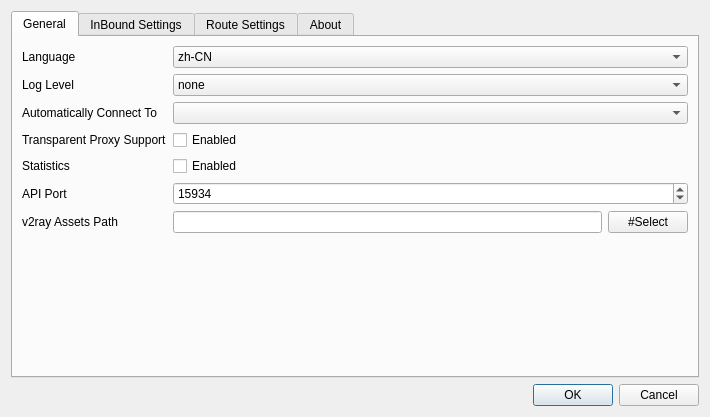
Before: the Qt Designer form src/ui/w_PrefrencesWindow.ui in darsvador/qvssr, drawn with Qt 5.
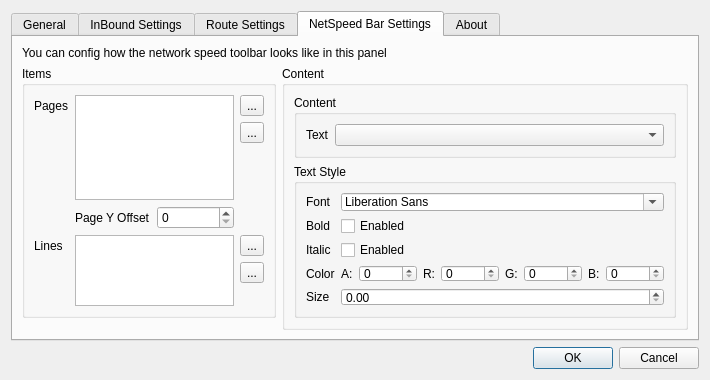
After: the same form once the commit is applied. Icons and pictures are not drawn.

Commit message: [added] Added speed bar for Windows TEST [1] See #69

```diff
--- a/src/ui/w_PrefrencesWindow.ui
+++ b/src/ui/w_PrefrencesWindow.ui
@@ -7,7 +7,7 @@
     <x>0</x>
     <y>0</y>
     <width>710</width>
-    <height>417</height>
+    <height>380</height>
    </rect>
   </property>
   <property name="minimumSize">
@@ -29,7 +29,7 @@
       <enum>QTabWidget::Rounded</enum>
      </property>
      <property name="currentIndex">
-      <number>0</number>
+      <number>3</number>
      </property>
      <widget class="QWidget" name="tab">
       <attribute name="title">
@@ -490,6 +490,298 @@
        </item>
       </layout>
      </widget>
+     <widget class="QWidget" name="tab_2">
+      <attribute name="title">
+       <string>NetSpeed Bar Settings</string>
+      </attribute>
+      <layout class="QGridLayout" name="gridLayout_3" columnstretch="5,8">
+       <item row="1" column="1" rowspan="3">
+        <widget class="QGroupBox" name="groupBox_4">
+         <property name="title">
+          <string>Content</string>
+         </property>
+         <layout class="QVBoxLayout" name="verticalLayout_4">
+          <item>
+           <widget class="QGroupBox" name="groupBox_5">
+            <property name="title">
+             <string>Content</string>
+            </property>
+            <layout class="QFormLayout" name="formLayout_9">
+             <item row="0" column="0">
+              <widget class="QLabel" name="label_44">
+               <property name="text">
+                <string>Text</string>
+               </property>
+              </widget>
+             </item>
+             <item row="0" column="1">
+              <widget class="QComboBox" name="nsBarContentCombo"/>
+             </item>
+            </layout>
+           </widget>
+          </item>
+          <item>
+           <widget class="QGroupBox" name="groupBox_3">
+            <property name="title">
+             <string>Text Style</string>
+            </property>
+            <layout class="QFormLayout" name="formLayout_3">
+             <item row="0" column="0">
+              <widget class="QLabel" name="label_34">
+               <property name="text">
+                <string>Font</string>
+               </property>
+              </widget>
+             </item>
+             <item row="0" column="1">
+              <widget class="QFontComboBox" name="fontComboBox"/>
+             </item>
+             <item row="1" column="0">
+              <widget class="QLabel" name="label_35">
+               <property name="text">
+                <string>Bold</string>
+               </property>
+              </widget>
+             </item>
+             <item row="1" column="1">
+              <widget class="QCheckBox" name="nsBatFontBoldCB">
+               <property name="text">
+                <string>Enabled</string>
+               </property>
+              </widget>
+             </item>
+             <item row="2" column="0">
+              <widget class="QLabel" name="label_36">
+               <property name="text">
+                <string>Italic</string>
+               </property>
+              </widget>
+             </item>
+             <item row="2" column="1">
+              <widget class="QCheckBox" name="nsBatFontItalicCB">
+               <property name="text">
+                <string>Enabled</string>
+               </property>
+              </widget>
+             </item>
+             <item row="3" column="0">
+              <widget class="QLabel" name="label_37">
+               <property name="text">
+                <string>Color</string>
+               </property>
+              </widget>
+             </item>
+             <item row="3" column="1">
+              <layout class="QHBoxLayout" name="horizontalLayout_11" stretch="0,1,0,1,0,1,0,1">
+               <item>
+                <widget class="QLabel" name="label_40">
+                 <property name="text">
+                  <string>A:</string>
+                 </property>
+                </widget>
+               </item>
+               <item>
+                <widget class="QSpinBox" name="nsBarFontASB">
+                 <property name="maximum">
+                  <number>255</number>
+                 </property>
+                </widget>
+               </item>
+               <item>
+                <widget class="QLabel" name="label_43">
+                 <property name="text">
+                  <string>R:</string>
+                 </property>
+                </widget>
+               </item>
+               <item>
+                <widget class="QSpinBox" name="nsBarFontRSB">
+                 <property name="maximum">
+                  <number>255</number>
+                 </property>
+                </widget>
+               </item>
+               <item>
+                <widget class="QLabel" name="label_42">
+                 <property name="text">
+                  <string>G:</string>
+                 </property>
+                </widget>
+               </item>
+               <item>
+                <widget class="QSpinBox" name="nsBarFontGSB">
+                 <property name="maximum">
+                  <number>255</number>
+                 </property>
+                </widget>
+               </item>
+               <item>
+                <widget class="QLabel" name="label_41">
+                 <property name="text">
+                  <string>B:</string>
+                 </property>
+                </widget>
+               </item>
+               <item>
+                <widget class="QSpinBox" name="nsBarFontBSB">
+                 <property name="maximum">
+                  <number>255</number>
+                 </property>
+                </widget>
+               </item>
+              </layout>
+             </item>
+             <item row="4" column="0">
+              <widget class="QLabel" name="label_38">
+               <property name="text">
+                <string>Size</string>
+               </property>
+              </widget>
+             </item>
+             <item row="4" column="1">
+              <widget class="QDoubleSpinBox" name="nsBarFontSizeSB"/>
+             </item>
+            </layout>
+           </widget>
+          </item>
+          <item>
+           <spacer name="verticalSpacer_2">
+            <property name="orientation">
+             <enum>Qt::Vertical</enum>
+            </property>
+            <property name="sizeHint" stdset="0">
+             <size>
+              <width>20</width>
+              <height>23</height>
+             </size>
+            </property>
+           </spacer>
+          </item>
+         </layout>
+        </widget>
+       </item>
+       <item row="0" column="0" colspan="2">
+        <widget class="QLabel" name="label_33">
+         <property name="text">
+          <string>You can config how the network speed toolbar looks like in this panel</string>
+         </property>
+        </widget>
+       </item>
+       <item row="1" column="0">
+        <widget class="QGroupBox" name="groupBox_6">
+         <property name="title">
+          <string>Items</string>
+         </property>
+         <layout class="QGridLayout" name="gridLayout_2" rowstretch="2,2,3,2,1,1,1">
+          <item row="1" column="3">
+           <widget class="QToolButton" name="nsBarPageDelBTN">
+            <property name="text">
+             <string>...</string>
+            </property>
+            <property name="icon">
+             <iconset resource="../../resources.qrc">
+              <normaloff>:/icons/remove_connection_btn.png</normaloff>:/icons/remove_connection_btn.png</iconset>
+            </property>
+           </widget>
+          </item>
+          <item row="0" column="3">
+           <widget class="QToolButton" name="nsBarPageAddBTN">
+            <property name="text">
+             <string>...</string>
+            </property>
+            <property name="icon">
+             <iconset resource="../../resources.qrc">
+              <normaloff>:/icons/add_connection_btn.png</normaloff>:/icons/add_connection_btn.png</iconset>
+            </property>
+           </widget>
+          </item>
+          <item row="3" column="1">
+           <widget class="QLabel" name="label_39">
+            <property name="text">
+             <string>Page Y Offset</string>
+            </property>
+           </widget>
+          </item>
+          <item row="0" column="0">
+           <widget class="QLabel" name="label_32">
+            <property name="text">
+             <string>Pages</string>
+            </property>
+           </widget>
+          </item>
+          <item row="4" column="0">
+           <widget class="QLabel" name="label_45">
+            <property name="text">
+             <string>Lines</string>
+            </property>
+           </widget>
+          </item>
+          <item row="3" column="2">
+           <widget class="QSpinBox" name="nsBarPageYOffset">
+            <property name="maximum">
+             <number>1024</number>
+            </property>
+           </widget>
+          </item>
+          <item row="4" column="1" rowspan="3" colspan="2">
+           <widget class="QListView" name="nsBarLinesList"/>
+          </item>
+          <item row="2" column="3" rowspan="2">
+           <spacer name="verticalSpacer_4">
+            <property name="orientation">
+             <enum>Qt::Vertical</enum>
+            </property>
+            <property name="sizeHint" stdset="0">
+             <size>
+              <width>20</width>
+              <height>38</height>
+             </size>
+            </property>
+           </spacer>
+          </item>
+          <item row="5" column="3">
+           <widget class="QToolButton" name="nsBarLineDelBTN">
+            <property name="text">
+             <string>...</string>
+            </property>
+            <property name="icon">
+             <iconset resource="../../resources.qrc">
+              <normaloff>:/icons/remove_connection_btn.png</normaloff>:/icons/remove_connection_btn.png</iconset>
+            </property>
+           </widget>
+          </item>
+          <item row="4" column="3">
+           <widget class="QToolButton" name="nsBarLineAddBTN">
+            <property name="text">
+             <string>...</string>
+            </property>
+            <property name="icon">
+             <iconset resource="../../resources.qrc">
+              <normaloff>:/icons/add_connection_btn.png</normaloff>:/icons/add_connection_btn.png</iconset>
+            </property>
+           </widget>
+          </item>
+          <item row="0" column="1" rowspan="3" colspan="2">
+           <widget class="QListView" name="nsBarPagesList"/>
+          </item>
+          <item row="6" column="3">
+           <spacer name="verticalSpacer_3">
+            <property name="orientation">
+             <enum>Qt::Vertical</enum>
+            </property>
+            <property name="sizeHint" stdset="0">
+             <size>
+              <width>20</width>
+              <height>40</height>
+             </size>
+            </property>
+           </spacer>
+          </item>
+         </layout>
+        </widget>
+       </item>
+      </layout>
+     </widget>
      <widget class="QWidget" name="tab_5">
       <attribute name="title">
        <string>About</string>
```
Left out of the diff: 4 changed lines with no effect on the pictures. The commit also changes 11 other files.
